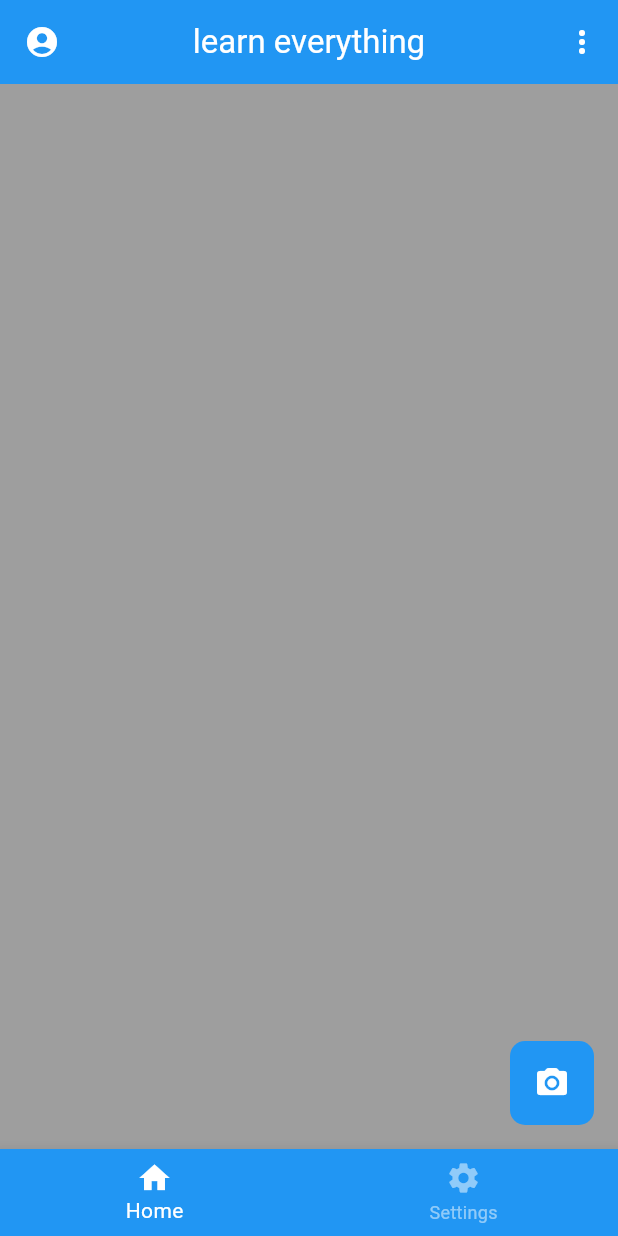
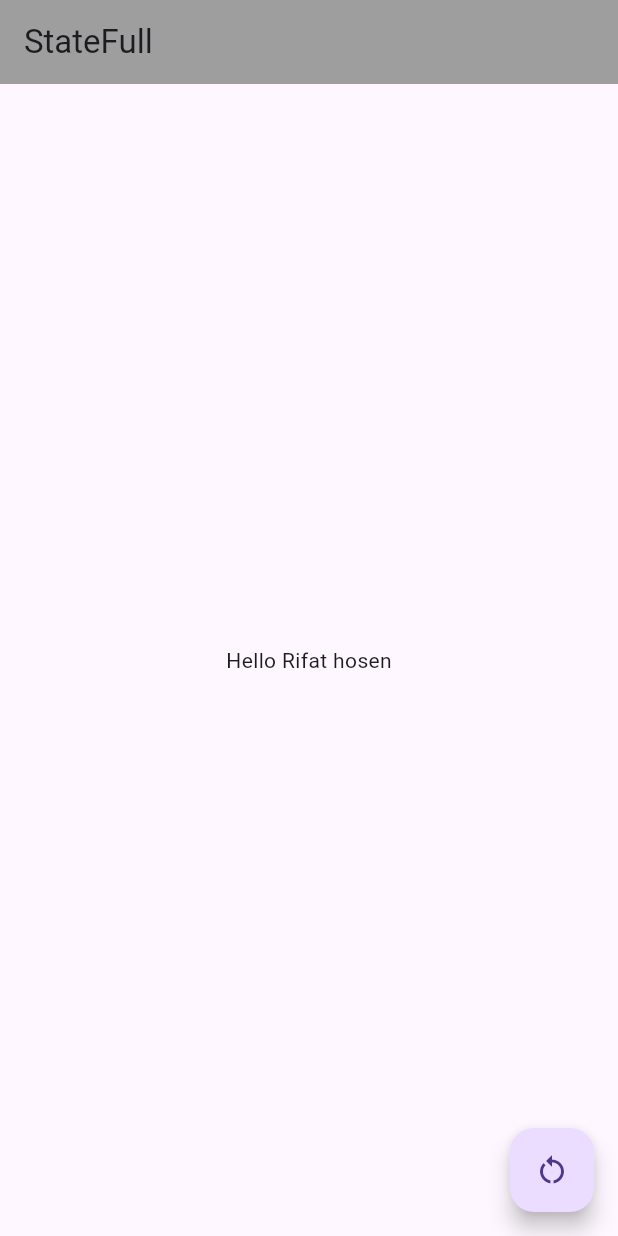
Before and after one commit to rifathosenofficial2023/flutter_explore, a Flutter app: the screen it shows after launch, on a phone screen of 412 x 824 dp. Run offline on Flutter 3.47's test engine with Material 3 defaults, Android fonts, the phone set to English and light mode, and no system bars.

Commit message:
state add

```diff
--- a/lib/main.dart
+++ b/lib/main.dart
@@ -1,5 +1,6 @@
 import 'package:flutter/material.dart';
 import 'package:flutter_day_01/views/login_screen.dart';
+import 'package:flutter_day_01/views/stateFullExample.dart';
 
 
 void main() {
@@ -23,7 +24,7 @@
       themeMode: ThemeMode.light,
       title: 'THis is title',
       color: Colors.red,
-      home: LoginScreen(),
+      home: Statefullexample(),
     );
   }
 }
--- /dev/null
+++ b/lib/views/stateFullExample.dart
@@ -0,0 +1,35 @@
+import 'package:flutter/material.dart';
+
+class Statefullexample extends StatefulWidget {
+  const Statefullexample({super.key});
+
+  @override
+  State<Statefullexample> createState() => _StatefullexampleState();
+}
+
+class _StatefullexampleState extends State<Statefullexample> {
+
+  var name = "hosen";
+
+  @override
+  Widget build(BuildContext context) {
+    return  Scaffold(
+      appBar: AppBar(
+        backgroundColor: Colors.grey,
+        title: const Text("StateFull"),
+      ),
+      body: Center(
+        child: Text("Hello Rifat $name"),
+      ),
+      floatingActionButton: FloatingActionButton(
+        onPressed: (){
+          setState(() {
+            name = 'world';
+            print('new value $name');
+          });
+        }
+        , child: const Icon(Icons.restart_alt),
+        ),
+    );
+  }
+}
```
